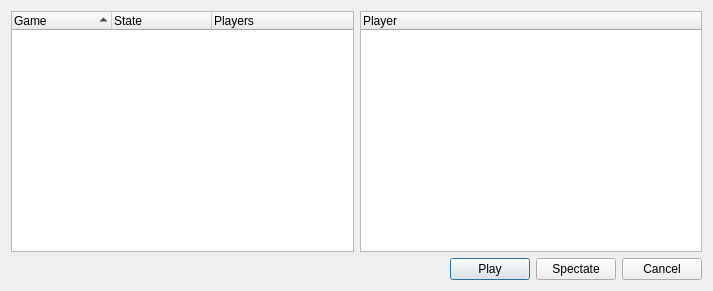
Qt form trunk/client/joingamedialog.ui (kubos741/kbang) before a commit.
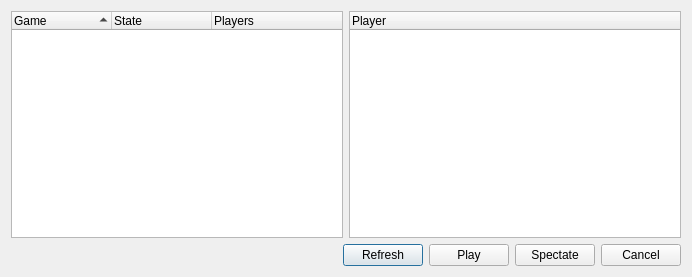
The same form after that commit.

What changed in the file:
```diff
--- a/trunk/client/joingamedialog.ui
+++ b/trunk/client/joingamedialog.ui
@@ -5,8 +5,8 @@
    <rect>
     <x>0</x>
     <y>0</y>
-    <width>713</width>
-    <height>291</height>
+    <width>692</width>
+    <height>277</height>
    </rect>
   </property>
   <property name="windowTitle" >
@@ -17,6 +17,12 @@
     <layout class="QHBoxLayout" name="horizontalLayout_2" >
      <item>
       <widget class="QTreeWidget" name="mp_gameListView" >
+       <property name="focusPolicy" >
+        <enum>Qt::NoFocus</enum>
+       </property>
+       <property name="alternatingRowColors" >
+        <bool>true</bool>
+       </property>
        <property name="indentation" >
         <number>15</number>
        </property>
@@ -60,6 +66,18 @@
      </item>
      <item>
       <widget class="QTreeWidget" name="mp_playerListView" >
+       <property name="focusPolicy" >
+        <enum>Qt::NoFocus</enum>
+       </property>
+       <property name="editTriggers" >
+        <set>QAbstractItemView::EditKeyPressed</set>
+       </property>
+       <property name="alternatingRowColors" >
+        <bool>true</bool>
+       </property>
+       <property name="selectionMode" >
+        <enum>QAbstractItemView::NoSelection</enum>
+       </property>
        <property name="indentation" >
         <number>15</number>
        </property>
@@ -108,6 +126,13 @@
        </property>
       </spacer>
      </item>
+     <item>
+      <widget class="QPushButton" name="mp_refreshButton" >
+       <property name="text" >
+        <string>Refresh</string>
+       </property>
+      </widget>
+     </item>
      <item>
       <widget class="QPushButton" name="mp_playButton" >
        <property name="text" >
```
